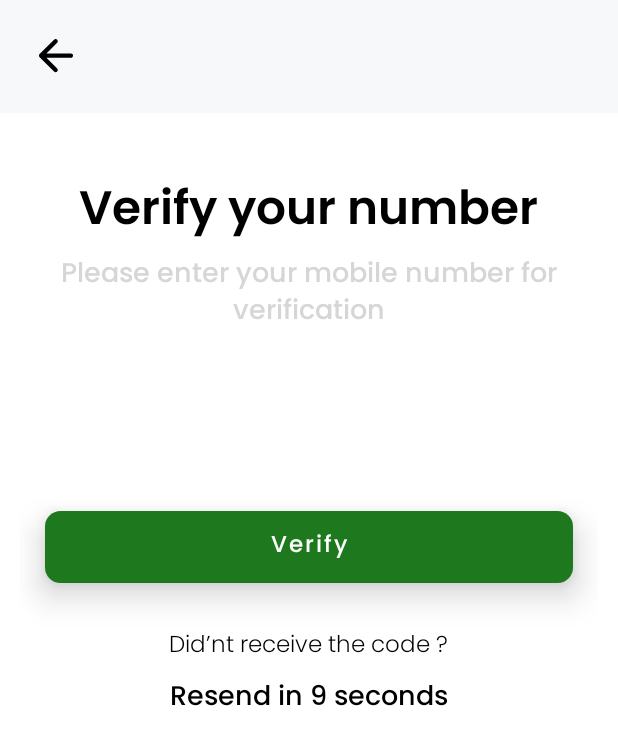
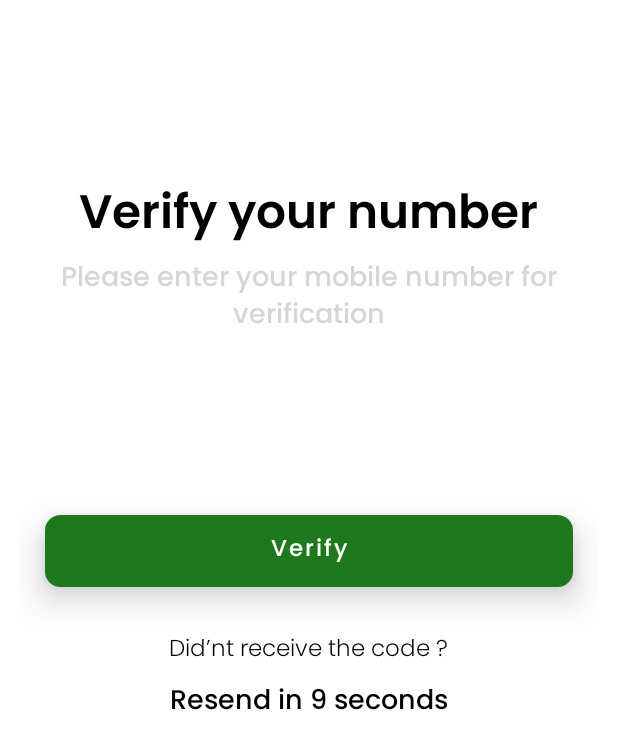
Before and after one commit to jayaprasad356/gmix_app, an Android app: the OtpActivity screen opened directly, with no data from a screen before it, on a phone screen of 412 x 824 dp. Shown: the top 749 px of the screen. Run offline under Robolectric (Android 15) with nearby library versions, the phone set to English and light mode, and no system bars; our stand-ins replace Firebase (no records; nobody signed in at launch, a user with empty details on screens opened directly), sdp/ssp sizes; plain views replace OtpTextView; network calls fail.

Commit message:
back btn fixing

```diff
--- a/app/src/main/java/com/g_mix/app/Activity/AddressDetailActivity.kt
+++ b/app/src/main/java/com/g_mix/app/Activity/AddressDetailActivity.kt
@@ -44,6 +44,10 @@ class AddressDetailActivity : BaseActivity() {
         var itemPrice = intent.getStringExtra("ITEM_PRICE")
         var itemImage = intent.getStringExtra("ITEM_IMAGE")
         var itemWeight = intent.getStringExtra("ITEM_WEIGHT")
+
+        binding.ivBack.setOnClickListener {
+            onBackPressed()
+        }
 
 
         // Find views and set data
@@ -141,7 +145,6 @@ class AddressDetailActivity : BaseActivity() {
                     intent.putExtra("ITEM_IMAGE", itemImage)
                     intent.putExtra("ITEM_WEIGHT", itemWeight)
                     startActivity(intent)
-                    finish()
                 } else {
                     Toast.makeText(activity, jsonObject.getString("message"), Toast.LENGTH_SHORT).show()
                 }
--- a/app/src/main/java/com/g_mix/app/Activity/OtpActivity.kt
+++ b/app/src/main/java/com/g_mix/app/Activity/OtpActivity.kt
@@ -39,10 +39,6 @@ class OtpActivity : BaseActivity() {
         session = Session(activity)
 
         startCountdown()
-
-        binding.ivBack.setOnClickListener {
-            finish()  // This will close the current activity and go back to the previous one
-        }
 
         binding.btnVerifyOTP.setOnClickListener {
 
--- a/app/src/main/java/com/g_mix/app/Activity/PaymentActivity.kt
+++ b/app/src/main/java/com/g_mix/app/Activity/PaymentActivity.kt
@@ -48,6 +48,10 @@ class PaymentActivity : BaseActivity() {
             .placeholder(R.drawable.demo_image)
             .error(R.drawable.demo_image)
             .into(findViewById(R.id.ivItemImage))
+
+        binding.ivBack.setOnClickListener {
+            onBackPressed()
+        }
 
         binding.btnConfirm.setOnClickListener {
             placeOrder(
--- a/app/src/main/res/layout/activity_otp.xml
+++ b/app/src/main/res/layout/activity_otp.xml
@@ -6,41 +6,8 @@
     android:layout_width="match_parent"
     android:layout_height="match_parent">
 
-
-    <RelativeLayout
-        android:id="@+id/rlToolbar"
-        android:padding="@dimen/_20sdp"
-        android:background="?attr/titleBG"
-        android:layout_width="match_parent"
-        android:layout_height="wrap_content">
-
-        <ImageButton
-            android:backgroundTint="?attr/iconColor"
-            android:layout_centerVertical="true"
-            android:id="@+id/ivBack"
-            android:layout_width="@dimen/_18sdp"
-            android:layout_height="@dimen/_18sdp"
-            android:background="@drawable/arrow_left"
-            />
-
-        <TextView
-            android:visibility="gone"
-            android:layout_centerVertical="true"
-            android:layout_marginLeft="@dimen/_14sdp"
-            android:layout_toRightOf="@+id/ivBack"
-            android:layout_width="match_parent"
-            android:layout_height="wrap_content"
-            android:text="Customer Support"
-            android:textSize="@dimen/_14sdp"
-            android:textColor="?attr/myTextColor"
-            android:fontFamily="@font/poppins_medium"
-            />
-
-
-    </RelativeLayout>
-
     <androidx.core.widget.NestedScrollView
-        android:layout_below="@+id/rlToolbar"
+        android:layout_marginTop="@dimen/_60sdp"
         android:layout_width="match_parent"
         android:layout_height="wrap_content">
     <LinearLayout
--- a/app/src/main/res/layout/layout_home_item.xml
+++ b/app/src/main/res/layout/layout_home_item.xml
@@ -84,6 +84,7 @@
 
 
                 <LinearLayout
+                    android:id="@+id/btnBuy"
                     android:layout_width="match_parent"
                     android:layout_height="wrap_content"
                     android:layout_marginTop="@dimen/_3sdp"
```
Also changed, not shown: app/src/main/java/com/g_mix/app/Adapter/HomeAdapter.kt (+15 -0 lines), app/src/main/java/com/g_mix/app/Fargment/HomeFragment.kt (+1 -16 lines).
